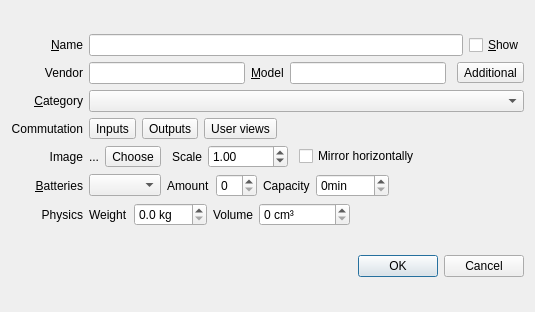
uliss/patch_scene, file device_editor.ui: the form before one commit.
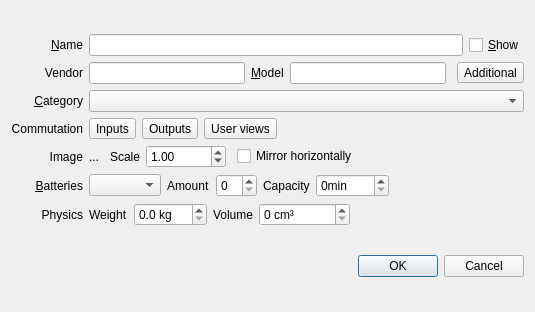
The form after the commit. Custom widgets are drawn as their Qt base class.

What changed in the file:
```diff
--- a/device_editor.ui
+++ b/device_editor.ui
@@ -270,16 +270,6 @@
          </property>
         </widget>
        </item>
-       <item>
-        <widget class="QToolButton" name="imageChooseButton">
-         <property name="toolTip">
-          <string>choose device image</string>
-         </property>
-         <property name="text">
-          <string>Choose</string>
-         </property>
-        </widget>
-       </item>
        <item>
         <spacer name="horizontalSpacer">
          <property name="orientation">
```
Left out of the diff: 4 changed lines with no effect on the pictures.
